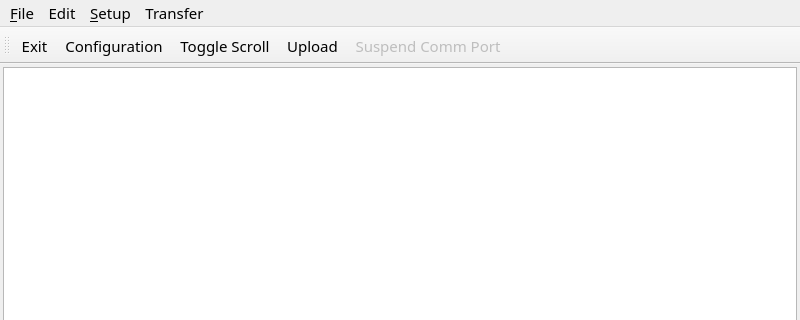
The window that ui/main_window.ui (msilveus/AtTerminal) describes before a commit, drawn with Qt 5; both pictures show x 0 to 800 and y 0 to 320 of the 800 by 600 pixel window.
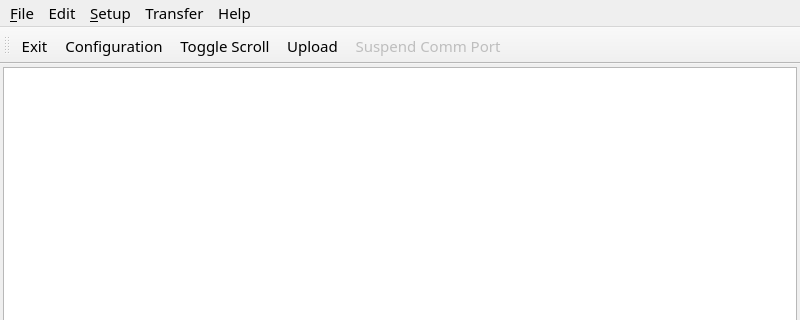
The same window after the commit. Icons and pictures are not drawn.

Patch:
```diff
--- a/ui/main_window.ui
+++ b/ui/main_window.ui
@@ -130,10 +130,17 @@
     </property>
     <addaction name="actionHistory"/>
    </widget>
+   <widget class="QMenu" name="menuHelp">
+    <property name="title">
+     <string>Help</string>
+    </property>
+    <addaction name="actionAbout"/>
+   </widget>
    <addaction name="menuFile"/>
    <addaction name="menuEdit"/>
    <addaction name="menuSetup"/>
    <addaction name="menuTransfer"/>
+   <addaction name="menuHelp"/>
   </widget>
   <widget class="QStatusBar" name="statusbar"/>
   <widget class="QToolBar" name="toolBar">
```
Left out of the diff: 8 changed lines with no effect on the pictures.
